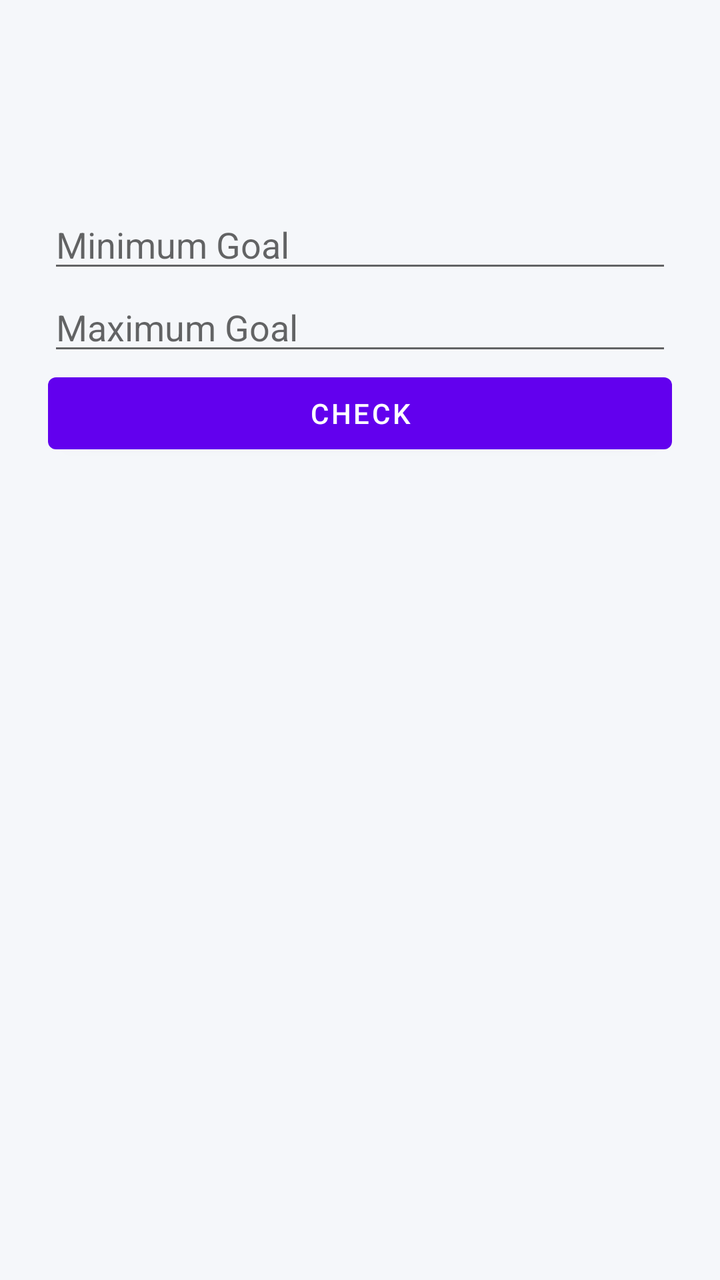
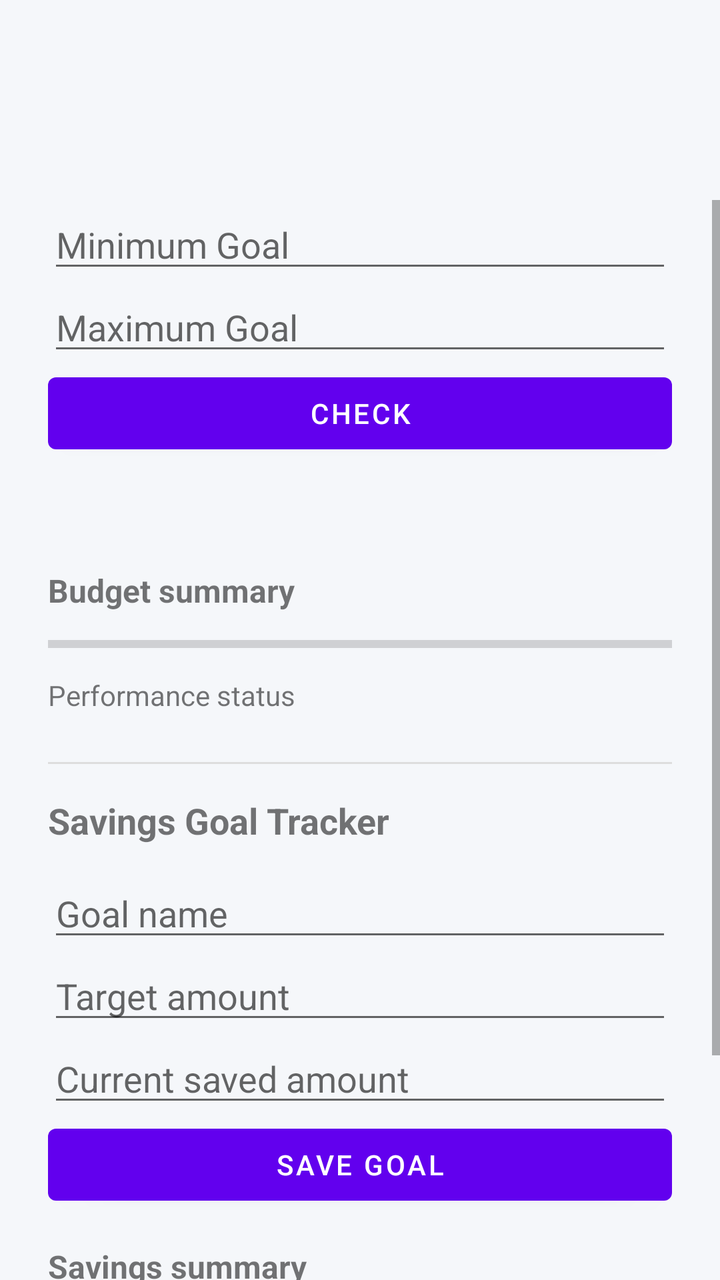

The first picture is an Android layout as it rendered before a commit; the second is the same layout after the commit. The layout source and the unified diff follow.
<!-- AndroidManifest.xml: application theme Theme.BudgetTrackerApp -->
<!-- res/layout/fragment_goals.xml -->
<?xml version="1.0" encoding="utf-8"?>
<LinearLayout xmlns:android="http://schemas.android.com/apk/res/android"
    android:layout_width="match_parent"
    android:layout_height="match_parent"
    android:orientation="vertical"
    android:paddingTop="100dp"
    android:paddingLeft="24dp"
    android:paddingRight="24dp">

    <EditText
        android:id="@+id/etMin"
        android:hint="Minimum Goal"
        android:layout_width="match_parent"
        android:layout_height="wrap_content"/>

    <EditText
        android:id="@+id/etMax"
        android:hint="Maximum Goal"
        android:layout_width="match_parent"
        android:layout_height="wrap_content"/>

    <Button
        android:id="@+id/btnCheck"
        android:text="Check"
        android:layout_width="match_parent"
        android:layout_height="wrap_content"/>

    <TextView
        android:id="@+id/tvResult"
        android:layout_width="match_parent"
        android:layout_height="wrap_content"/>
</LinearLayout>
<!-- resources referenced by this layout -->
<resources>
  <style name="Theme.BudgetTrackerApp" parent="Theme.MaterialComponents.DayNight.DarkActionBar">
          
          <item name="colorPrimary">@color/purple_500</item>
          <item name="colorPrimaryVariant">@color/purple_700</item>
          <item name="colorOnPrimary">@color/white</item>
          
          <item name="colorSecondary">@color/teal_200</item>
          <item name="colorSecondaryVariant">@color/teal_700</item>
          <item name="colorOnSecondary">@color/black</item>
          
          <item name="android:statusBarColor">?attr/colorPrimaryVariant</item>
          
          <item name="android:windowBackground">@color/background_light</item>
      </style>
  <color name="purple_500">#FF6200EE</color>
  <color name="purple_700">#FF3700B3</color>
  <color name="white">#FFFFFFFF</color>
  <color name="teal_200">#FF03DAC5</color>
  <color name="teal_700">#FF018786</color>
  <color name="black">#FF000000</color>
  <color name="background_light">#F5F7FA</color>
</resources>

<!-- the commit's change to res/layout/fragment_goals.xml (unified diff, before → after) -->
@@ -1,11 +1,16 @@
 <?xml version="1.0" encoding="utf-8"?>
-<LinearLayout xmlns:android="http://schemas.android.com/apk/res/android"
+<ScrollView xmlns:android="http://schemas.android.com/apk/res/android"
     android:layout_width="match_parent"
     android:layout_height="match_parent"
-    android:orientation="vertical"
-    android:paddingTop="100dp"
-    android:paddingLeft="24dp"
-    android:paddingRight="24dp">
+    android:paddingTop="100dp">
+
+    <LinearLayout
+        android:layout_width="match_parent"
+        android:layout_height="wrap_content"
+        android:orientation="vertical"
+        android:paddingLeft="24dp"
+        android:paddingRight="24dp"
+        android:paddingBottom="24dp">
 
     <EditText
         android:id="@+id/etMin"
@@ -28,5 +33,132 @@
     <TextView
         android:id="@+id/tvResult"
         android:layout_width="match_parent"
-        android:layout_height="wrap_content"/>
-</LinearLayout>
+        android:layout_height="wrap_content"
+        android:textSize="16sp"
+        android:layout_marginTop="16dp" />
+
+    <TextView
+        android:id="@+id/tvBudgetSummary"
+        android:layout_width="match_parent"
+        android:layout_height="wrap_content"
+        android:text="Budget summary"
+        android:textSize="16sp"
+        android:textStyle="bold"
+        android:layout_marginTop="16dp" />
+
+    <ProgressBar
+        android:id="@+id/progressBarStatus"
+        style="@style/Widget.AppCompat.ProgressBar.Horizontal"
+        android:layout_width="match_parent"
+        android:layout_height="16dp"
+        android:layout_marginTop="8dp"
+        android:progress="0"
+        android:max="100" />
+
+    <TextView
+        android:id="@+id/tvPerformanceStatus"
+        android:layout_width="match_parent"
+        android:layout_height="wrap_content"
+        android:text="Performance status"
+        android:textSize="14sp"
+        android:layout_marginTop="8dp" />
+
+    <View
+        android:layout_width="match_parent"
+        android:layout_height="1dp"
+        android:background="#DDDDDD"
+        android:layout_marginTop="24dp"
+        android:layout_marginBottom="16dp" />
+
+    <TextView
+        android:id="@+id/tvSavingsTitle"
+        android:layout_width="match_parent"
+        android:layout_height="wrap_content"
+        android:text="Savings Goal Tracker"
+        android:textSize="18sp"
+        android:textStyle="bold"
+        android:layout_marginBottom="12dp" />
+
+    <EditText
+        android:id="@+id/etGoalName"
+        android:layout_width="match_parent"
+        android:layout_height="wrap_content"
+        android:hint="Goal name" />
+
+    <EditText
+        android:id="@+id/etGoalTarget"
+        android:layout_width="match_parent"
+        android:layout_height="wrap_content"
+        android:hint="Target amount"
+        android:inputType="numberDecimal" />
+
+    <EditText
+        android:id="@+id/etSavedAmount"
+        android:layout_width="match_parent"
+        android:layout_height="wrap_content"
+        android:hint="Current saved amount"
+        android:inputType="numberDecimal" />
+
+    <Button
+        android:id="@+id/btnSaveGoal"
+        android:text="Save Goal"
+        android:layout_width="match_parent"
+        android:layout_height="wrap_content" />
+
+    <TextView
+        android:id="@+id/tvSavingsSummary"
+        android:layout_width="match_parent"
+        android:layout_height="wrap_content"
+        android:text="Savings summary"
+        android:textSize="16sp"
+        android:textStyle="bold"
+        android:layout_marginTop="16dp" />
+
+    <ProgressBar
+        android:id="@+id/savingsProgressBar"
+        style="@style/Widget.AppCompat.ProgressBar.Horizontal"
+        android:layout_width="match_parent"
+        android:layout_height="16dp"
+        android:layout_marginTop="8dp"
+        android:progress="0"
+        android:max="100" />
+
+    <TextView
+        android:id="@+id/tvSavingsStatus"
+        android:layout_width="match_parent"
+        android:layout_height="wrap_content"
+        android:text="Savings progress status"
+        android:textSize="14sp"
+        android:layout_marginTop="8dp" />
+
+    <LinearLayout
+        android:id="@+id/savingsGoalListContainer"
+        android:layout_width="match_parent"
+        android:layout_height="wrap_content"
+        android:orientation="vertical"
+        android:layout_marginTop="12dp" />
+
+    <View
+        android:layout_width="match_parent"
+        android:layout_height="1dp"
+        android:background="#DDDDDD"
+        android:layout_marginTop="24dp"
+        android:layout_marginBottom="16dp" />
+
+    <TextView
+        android:id="@+id/tvBadgesTitle"
+        android:layout_width="match_parent"
+        android:layout_height="wrap_content"
+        android:text="Rewards"
+        android:textSize="18sp"
+        android:textStyle="bold"
+        android:layout_marginBottom="12dp" />
+
+    <LinearLayout
+        android:id="@+id/badgeContainer"
+        android:layout_width="match_parent"
+        android:layout_height="wrap_content"
+        android:orientation="vertical" />
+
+    </LinearLayout>
+</ScrollView>
